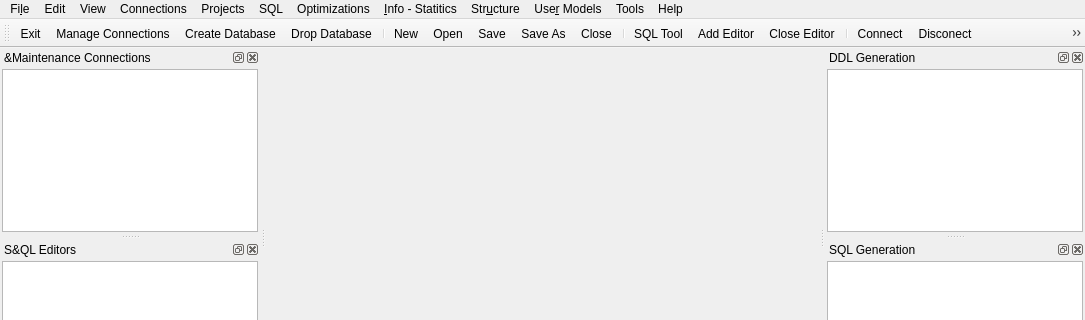
This is GUI/pgdbatool/mainwindow.ui in marcotcal/PG-DBA-Tools as Qt 5 draws it before an edit; both pictures show x 0 to 1085 and y 0 to 320 of the 1085 by 690 pixel window. The edited form follows.
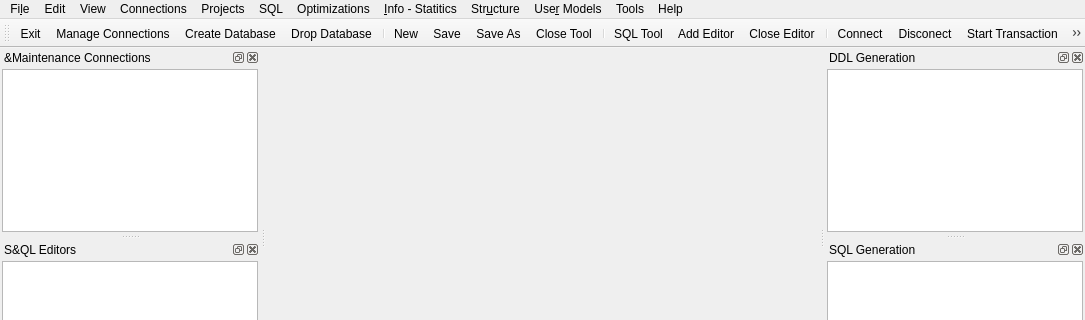
This is the edited form. Icons and pictures are not drawn. Custom widgets are drawn as their Qt base class.

The edit to the form file:
```diff
--- a/GUI/pgdbatool/mainwindow.ui
+++ b/GUI/pgdbatool/mainwindow.ui
@@ -263,7 +263,6 @@
    <addaction name="actionDrop_Database"/>
    <addaction name="separator"/>
    <addaction name="actionNew"/>
-   <addaction name="actionOpen"/>
    <addaction name="actionSave"/>
    <addaction name="actionSave_As"/>
    <addaction name="actionClose"/>
@@ -545,18 +544,6 @@
     <string>Ctrl+N</string>
    </property>
   </action>
-  <action name="actionOpen">
-   <property name="icon">
-    <iconset resource="pgdbatool.qrc">
-     <normaloff>:/icons/images/icons/icons8-opened-folder-40.png</normaloff>:/icons/images/icons/icons8-opened-folder-40.png</iconset>
-   </property>
-   <property name="text">
-    <string>&amp;Open</string>
-   </property>
-   <property name="shortcut">
-    <string>Ctrl+O</string>
-   </property>
-  </action>
   <action name="actionSave">
    <property name="icon">
     <iconset resource="pgdbatool.qrc">
@@ -732,7 +719,7 @@
      <normaloff>:/icons/images/icons/icons8-cancel-40.png</normaloff>:/icons/images/icons/icons8-cancel-40.png</iconset>
    </property>
    <property name="text">
-    <string>&amp;Close</string>
+    <string>&amp;Close Tool</string>
    </property>
    <property name="shortcut">
     <string>Ctrl+W</string>
```
Left out of the diff: 70 changed lines with no effect on the pictures.
